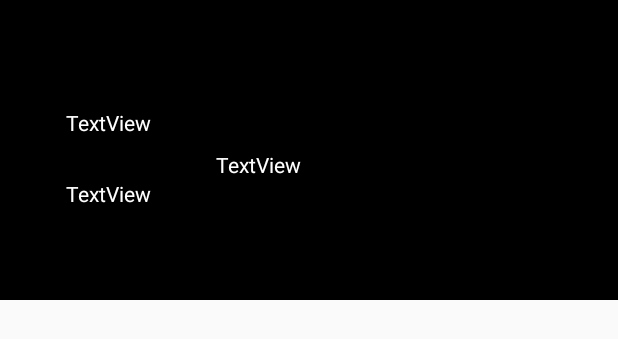
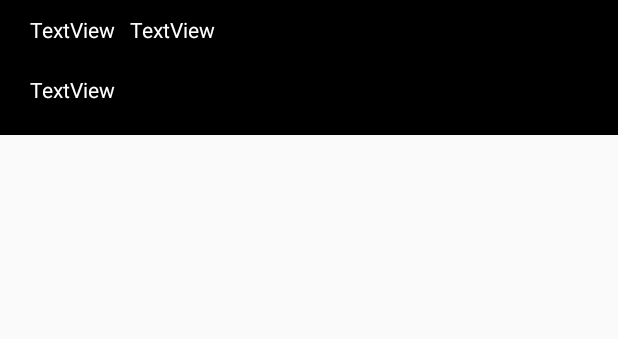
Before and after one commit to MauricioArevaloTorres/GuiaCastor2, an Android app: the layout list_item_single.xml on its own in the app's theme, with its tools: preview values and no code run, on a phone screen of 412 x 824 dp. Shown: the top 339 px of the screen. Run offline under Robolectric (Android 15) with nearby library versions, the phone set to English and light mode, and no system bars.

```diff
--- a/app/src/main/res/layout/list_item_single.xml
+++ b/app/src/main/res/layout/list_item_single.xml
@@ -3,15 +3,15 @@
     xmlns:app="http://schemas.android.com/apk/res-auto"
     xmlns:tools="http://schemas.android.com/tools"
     android:layout_width="match_parent"
-    android:layout_height="200dp"
+    android:layout_height="90dp"
     android:background="@color/negro">
 
     <TextView
         android:id="@+id/txt_name"
-        android:layout_width="82dp"
-        android:layout_height="29dp"
-        android:layout_marginStart="44dp"
-        android:layout_marginTop="72dp"
+        android:layout_width="wrap_content"
+        android:layout_height="30dp"
+        android:layout_marginStart="20dp"
+        android:layout_marginTop="10dp"
         android:text="TextView"
         android:textColor="@color/blanco"
         app:layout_constraintStart_toStartOf="parent"
@@ -19,27 +19,24 @@
 
     <TextView
         android:id="@+id/txt_last"
-        android:layout_width="82dp"
-        android:layout_height="24dp"
-        android:layout_marginStart="44dp"
+        android:layout_width="wrap_content"
+        android:layout_height="30dp"
+        android:layout_marginStart="10dp"
+        android:layout_marginTop="10dp"
         android:text="TextView"
         android:textColor="@color/blanco"
-        app:layout_constraintBottom_toBottomOf="parent"
-        app:layout_constraintStart_toStartOf="parent"
-        app:layout_constraintTop_toBottomOf="@+id/txt_name"
-        app:layout_constraintVertical_bias="0.24" />
+        app:layout_constraintStart_toEndOf="@+id/txt_name"
+        app:layout_constraintTop_toTopOf="parent" />
 
     <TextView
         android:id="@+id/lbl_id"
         android:layout_width="wrap_content"
-        android:layout_height="wrap_content"
+        android:layout_height="30dp"
+        android:layout_marginStart="20dp"
+        android:layout_marginTop="10dp"
         android:text="TextView"
         android:textColor="@color/blanco"
-        app:layout_constraintBottom_toBottomOf="parent"
-        app:layout_constraintEnd_toEndOf="parent"
-        app:layout_constraintHorizontal_bias="0.079"
-        app:layout_constraintStart_toEndOf="@+id/txt_name"
-        app:layout_constraintTop_toTopOf="parent"
-        app:layout_constraintVertical_bias="0.552" />
+        app:layout_constraintStart_toStartOf="parent"
+        app:layout_constraintTop_toBottomOf="@+id/txt_last" />
 
 </androidx.constraintlayout.widget.ConstraintLayout>
```
Also changed, not shown: app/src/main/res/layout/fragment_home.xml (+3 -5 lines), app/src/main/res/layout/list_com_single.xml (+10 -7 lines).
